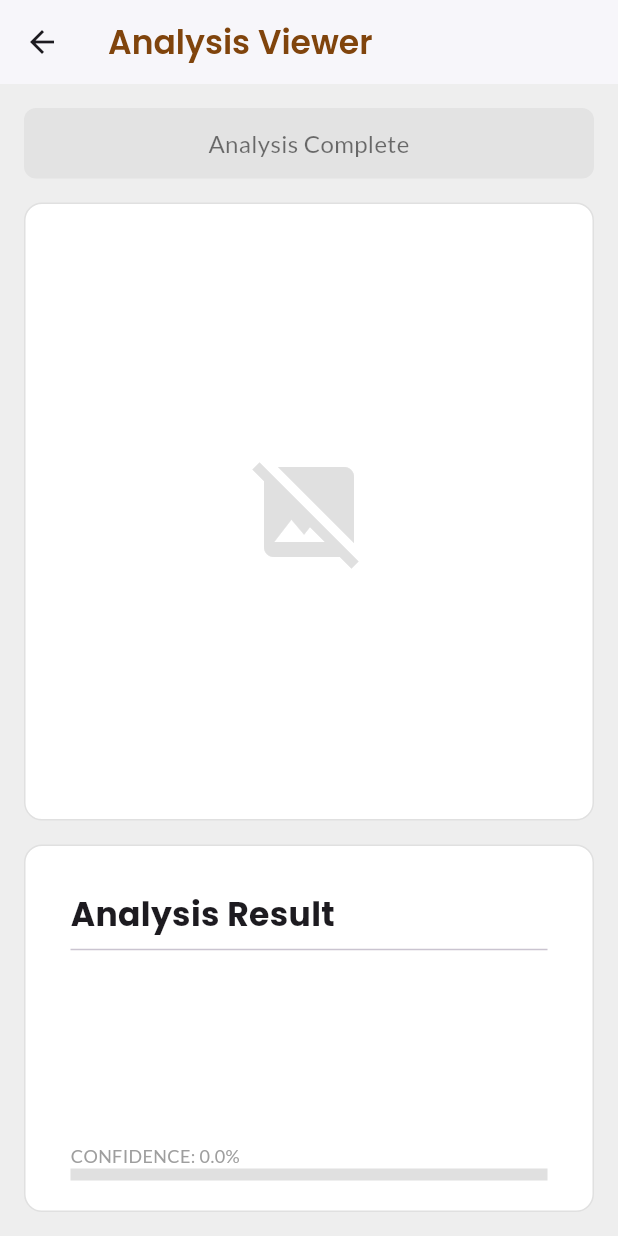
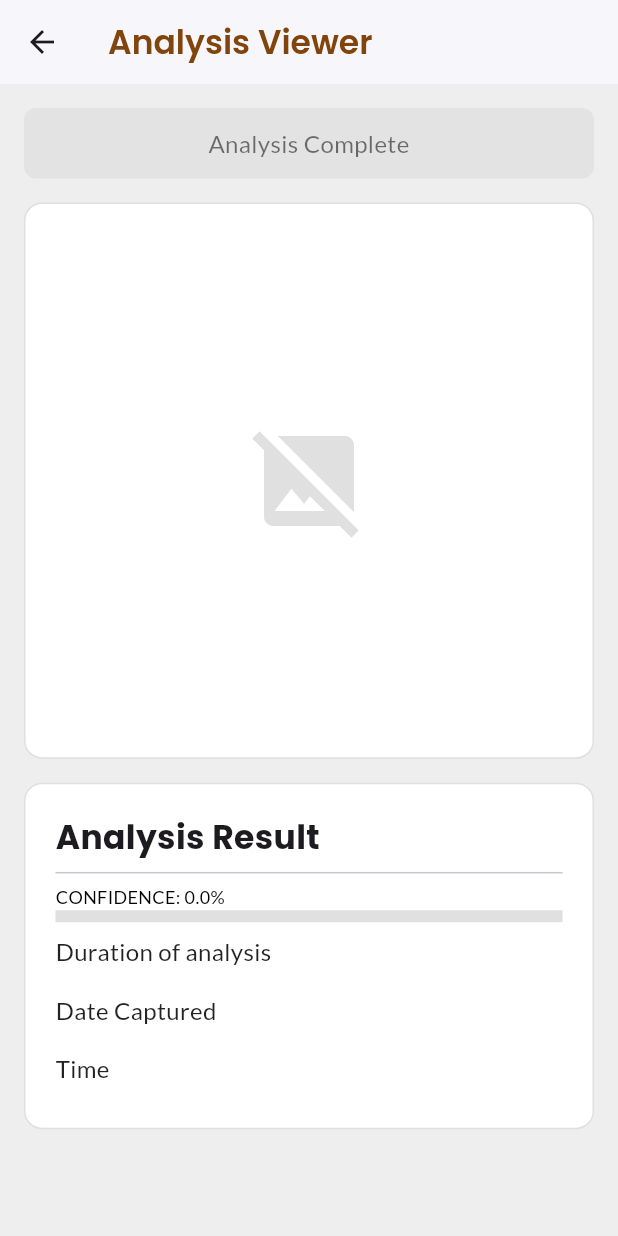
Before and after one commit to justnico69/CAPSTONE1, a Flutter app: the AnalysisViewerPage screen opened directly with empty values, on a phone screen of 412 x 824 dp. Run offline on Flutter 3.47's test engine with Material 3 defaults, Android fonts, the phone set to English and light mode, and no system bars; our stand-ins replace google_fonts, image_picker, shared_preferences; missing offline and left inert: device_apps, installed_apps, tflite_flutter; accounts and stored records are empty.

Commit message:
Added details analysis

```diff
--- a/lib/analysis_viewer_page.dart
+++ b/lib/analysis_viewer_page.dart
@@ -1,4 +1,4 @@
-// lib/analysis_viewer_page.dart (Ensure it is StatelessWidget)
+// lib/analysis_viewer_page.dart
 
 import 'dart:io';
 
@@ -15,8 +15,20 @@ const Color kDarkBrown = Color.fromARGB(255, 128, 68, 12);
 class AnalysisViewerPage extends StatelessWidget {
 
   final DetectionResult detectionResult;
+  // 🔥 Fields for Dynamic Duration, Date, and Time
+  final String durationText;
+  final String dateCaptured;
+  final String timeCaptured;
 
-  const AnalysisViewerPage({super.key, required this.detectionResult});
+
+  const AnalysisViewerPage({
+    super.key,
+    required this.detectionResult,
+    // 🔥 These fields are now populated dynamically in row_detail.dart
+    required this.durationText,
+    required this.dateCaptured,
+    required this.timeCaptured,
+  });
 
   // Helper to determine the color based on the result label
   Color _getResultColor(String? label, double confidence) {
@@ -35,6 +47,42 @@ class AnalysisViewerPage extends StatelessWidget {
     return "Analysis Complete";
   }
 
+  // Helper widget to build the detail rows
+  Widget _buildDetailRow(String label, String value, {bool isHighlighted = false}) {
+    return Container(
+      padding: isHighlighted
+          ? const EdgeInsets.symmetric(horizontal: 10, vertical: 8)
+          : const EdgeInsets.symmetric(vertical: 8),
+      decoration: isHighlighted
+          ? BoxDecoration(
+                color: Colors.grey.shade100,
+                borderRadius: BorderRadius.circular(8),
+              )
+          : null,
+      child: Row(
+        mainAxisAlignment: MainAxisAlignment.spaceBetween,
+        children: [
+          Text(
+            label,
+            style: GoogleFonts.lato(
+              fontSize: 16,
+              color: isHighlighted ? kDarkBrown : Colors.black87,
+              fontWeight: isHighlighted ? FontWeight.bold : FontWeight.normal,
+            ),
+          ),
+          Text(
+            value,
+            style: GoogleFonts.lato(
+              fontSize: 16,
+              color: kDarkBrown,
+              fontWeight: FontWeight.w600,
+            ),
+          ),
+        ],
+      ),
+    );
+  }
+
   @override
   Widget build(BuildContext context) {
     final File imageFile = detectionResult.file;
@@ -43,13 +91,11 @@ class AnalysisViewerPage extends StatelessWidget {
     final bool fileOk = imageFile.existsSync();
 
     final Color resultColor = _getResultColor(prediction, confidence);
-    final String predictionText = prediction ?? "Not Analyzed";
     final String statusText = _getStatusText(prediction);
 
-    // 🔥 NEW: Calculate maximum available height for the image section
-    // We'll constrain the image size but allow it to size itself based on the image's aspect ratio.
-    final mediaQuery = MediaQuery.of(context);
-    final double maxImageHeight = mediaQuery.size.height * 0.5; // Example constraint: max 50% of screen height
+    // We use a fixed height for the image display relative to the screen size
+    final double imageAreaHeight = MediaQuery.of(context).size.height * 0.45;
+
 
     return Scaffold(
       backgroundColor: Colors.grey[200],
@@ -64,11 +110,14 @@ class AnalysisViewerPage extends StatelessWidget {
           ),
         ),
       ),
-      body: Padding(
+      // 🔥 WRAP THE BODY CONTENT IN A SCROLL VIEW
+      body: SingleChildScrollView(
+        child: Padding(
           padding: const EdgeInsets.all(16.0),
           child: Column(
             crossAxisAlignment: CrossAxisAlignment.stretch,
             children: [
+              // --- Status Banner ---
               Container(
                 padding: const EdgeInsets.all(12),
                 decoration: BoxDecoration(
@@ -83,20 +132,11 @@ class AnalysisViewerPage extends StatelessWidget {
               ),
               const SizedBox(height: 16),
 
-            // 🔥 MODIFIED: Replaced Expanded with flexible Center/ConstrainedBox
-            // This section is now flexible based on the image size
+              // --- Image Display Area (Fixed Height) ---
               Center(
-              child: ConstrainedBox(
-                constraints: BoxConstraints(
-                  // Max width is the screen width minus padding
-                  maxWidth: mediaQuery.size.width - 32,
-                  maxHeight: maxImageHeight,
-                ),
                 child: Container(
-                  // Set padding inside the container
+                  height: imageAreaHeight, // Fixed height for image area
                   padding: const EdgeInsets.all(4),
-                  // Removed 'flex: 3' as it's no longer Expanded
-
                   decoration: BoxDecoration(
                     color: Colors.white,
                     borderRadius: BorderRadius.circular(12),
@@ -108,9 +148,7 @@ class AnalysisViewerPage extends StatelessWidget {
                               borderRadius: BorderRadius.circular(8),
                               child: Image.file(
                                 imageFile,
-                              // Use contain to respect aspect ratio and fit within constraints
                                 fit: BoxFit.contain,
-                              // Removed width: double.infinity to allow sizing by aspect ratio
                               ),
                             )
                         : Icon(
@@ -121,16 +159,12 @@ class AnalysisViewerPage extends StatelessWidget {
                   ),
                 ),
               ),
-            ),
 
               const SizedBox(height: 16),
 
-            // 🔥 MODIFIED: Added Expanded back to the bottom container
-            // This ensures the analysis details take up the remaining space
-            Expanded(
-              flex: 2, // Retaining the flex ratio for the remaining height
-              child: Container(
-                padding: const EdgeInsets.fromLTRB(30, 30, 30, 0),
+              // --- Analysis Details (Now part of the scrollable content) ---
+              Container(
+                padding: const EdgeInsets.fromLTRB(20, 20, 20, 20),
                 decoration: BoxDecoration(
                   color: Colors.white,
                   borderRadius: BorderRadius.circular(12),
@@ -138,6 +172,7 @@ class AnalysisViewerPage extends StatelessWidget {
                 ),
                 child: Column(
                   crossAxisAlignment: CrossAxisAlignment.start,
+                  mainAxisSize: MainAxisSize.min, // Use minimum space needed
                   children: [
                     Text(
                       "Analysis Result",
@@ -147,19 +182,11 @@ class AnalysisViewerPage extends StatelessWidget {
                       ),
                     ),
                     const Divider(),
-                    Text(
-                      predictionText,
-                      style: GoogleFonts.poppins(
-                        fontSize: 28,
-                        fontWeight: FontWeight.w600,
-                        color: resultColor,
-                      ),
-                    ),
-                    const Spacer(),
+
                     Text(
                       "CONFIDENCE: ${(confidence * 100).toStringAsFixed(1)}%",
                       style: GoogleFonts.lato(
-                        color: Colors.grey,
+                        color: Colors.black,
                         fontSize: 12,
                       ),
                     ),
@@ -169,14 +196,30 @@ class AnalysisViewerPage extends StatelessWidget {
                       color: resultColor,
                       minHeight: 8,
                     ),
+
+                    // Dynamic Duration of Analysis
+                    _buildDetailRow("Duration of analysis", durationText),
+
+                    // Dynamic Date Captured (Highlighted Container)
+                    _buildDetailRow("Date Captured", dateCaptured),
+
+                    // Dynamic Time
+                    _buildDetailRow("Time", timeCaptured),
+
+                    // --- Placeholder for more analysis details if needed ---
+                    // Example of extra scrollable content:
+                    // _buildDetailRow("File Size", "${(imageFile.lengthSync() / 1024).toStringAsFixed(2)} KB"),
+                    // _buildDetailRow("Model Run", "YOLOv5-300"),
+                    // _buildDetailRow("Model Type", "TFLite Quantized"),
+                  ],
+                ),
+              ),
+              // Add a small spacer at the bottom of the scroll view
               const SizedBox(height: 20),
             ],
           ),
         ),
       ),
-          ],
-        ),
-      ),
     );
   }
 }
--- a/lib/config.dart
+++ b/lib/config.dart
@@ -39,11 +39,18 @@ class DetectionResult {
   String? label;
   double confidence;
 
+  // 🔥 ADDED FIELDS to fix errors in lib/row_detail.dart 🔥
+  Duration? analysisDuration;
+  DateTime? captureTime;
+
   DetectionResult({
     required this.file,
     this.isLoading = false,
     this.label,
     this.confidence = 0.0,
+    // Add new fields as optional named parameters
+    this.analysisDuration,
+    this.captureTime,
   });
 
   Map<String, dynamic> toJson() => {
@@ -56,6 +63,8 @@ class DetectionResult {
     final name = json['path'] as String;
     final path = '${rowDir.path}/$name';
     final f = File(path);
+    // NOTE: captureTime and analysisDuration are NOT loaded from JSON,
+    // as they are typically derived from the file system or calculated later.
     return DetectionResult(
       file: f,
       isLoading: false,
```
Also changed, not shown: lib/row_detail.dart (+74 -26 lines). Lines whose indentation alone changed are shown as unchanged.
